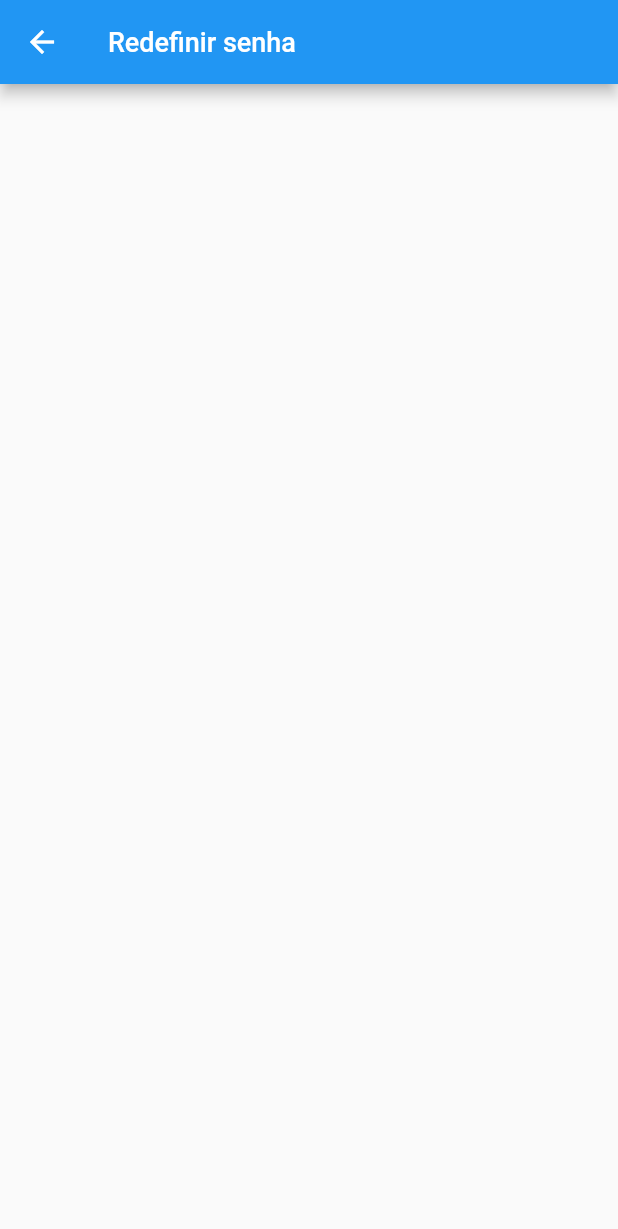
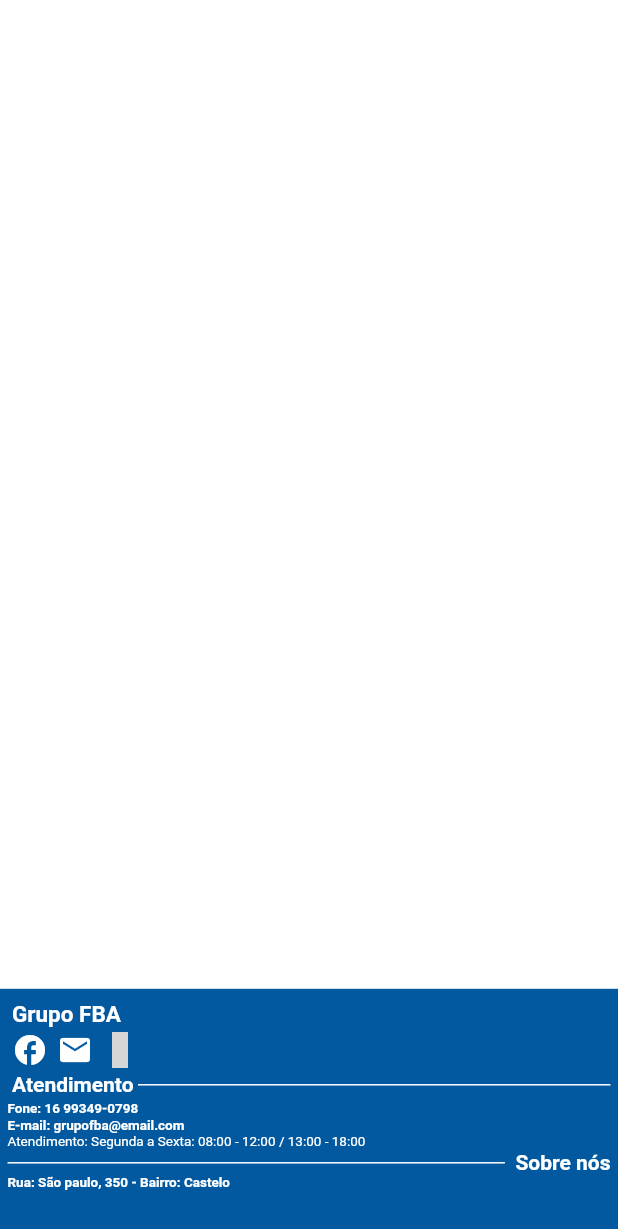
Before and after one commit to gut00/FlutterLoginScreen, a Flutter app: the ResetPassword screen opened directly, on a phone screen of 412 x 824 dp. Shown: the top 1229 px of the screen. Run offline on Flutter 3.47's test engine with Material 2 defaults, Android fonts, the phone set to English and light mode, and no system bars; our stand-ins replace animated_text_kit, get, mask_text_input_formatter, shared_preferences; accounts and stored records are empty; statements that could not run were skipped; grey boxes are pictures that could not be loaded.

Commit message:
Update_13_10

```diff
--- a/lib/src/auth/PasswordScreen.dart
+++ b/lib/src/auth/PasswordScreen.dart
@@ -6,12 +6,138 @@ class ResetPassword extends StatelessWidget {
 
   @override
   Widget build(BuildContext context) {
+    final size = MediaQuery.of(context).size;
+
     return Scaffold(
-      appBar: AppBar(
-        title: const Text(
-          "Redefinir senha",
-          style: TextStyle(fontSize: 18),
-        ),
+      backgroundColor: Colors.white,
+      body: Column(
+        children: [
+          Container(
+            height: size.height / 5 * 4,
+            width: size.width,
+            decoration: const BoxDecoration(
+              color: Colors.white,
+            ),
+          ),
+          Container(
+            padding: const EdgeInsets.all(5),
+            height: size.height / 5,
+            width: size.width,
+            decoration: const BoxDecoration(
+              color: Color.fromARGB(255, 2, 89, 160),
+            ),
+            child: Column(
+              crossAxisAlignment: CrossAxisAlignment.start,
+              children: [
+                const Padding(
+                  padding: EdgeInsets.all(3),
+                  child: Text(
+                    'Grupo FBA',
+                    style: TextStyle(
+                        fontSize: 15,
+                        color: Colors.white,
+                        fontWeight: FontWeight.w700),
+                  ),
+                ),
+                Row(
+                  children: [
+                    Padding(
+                      padding: const EdgeInsets.symmetric(horizontal: 3),
+                      child: InkWell(
+                        onTap: () {},
+                        child: const Icon(
+                          Icons.facebook,
+                          color: Colors.white,
+                        ),
+                      ),
+                    ),
+                    Padding(
+                      padding: const EdgeInsets.symmetric(horizontal: 3),
+                      child: InkWell(
+                        onTap: () {},
+                        child: const Icon(
+                          Icons.email,
+                          color: Colors.white,
+                        ),
+                      ),
+                    ),
+                    Padding(
+                      padding: const EdgeInsets.symmetric(horizontal: 3),
+                      child: InkWell(
+                        onTap: () {},
+                        child: const Icon(
+                          Icons.whatsapp,
+                          color: Colors.white,
+                        ),
+                      ),
+                    )
+                  ],
+                ),
+                Row(
+                  children: const [
+                    Padding(
+                      padding: EdgeInsets.all(3),
+                      child: Text(
+                        'Atendimento',
+                        style: TextStyle(
+                            color: Colors.white, fontWeight: FontWeight.bold),
+                      ),
+                    ),
+                    Expanded(
+                      child: Divider(
+                        color: Colors.white,
+                        thickness: 1,
+                      ),
+                    ),
+                  ],
+                ),
+                const Text(
+                  'Fone: 16 99349-0798',
+                  style: TextStyle(
+                      fontSize: 9,
+                      color: Colors.white,
+                      fontWeight: FontWeight.bold),
+                ),
+                const Text(
+                  'E-mail: grupofba@email.com',
+                  style: TextStyle(
+                      fontSize: 9,
+                      color: Colors.white,
+                      fontWeight: FontWeight.bold),
+                ),
+                const Text(
+                  'Atendimento: Segunda a Sexta: 08:00 - 12:00 / 13:00 - 18:00',
+                  style: TextStyle(fontSize: 9, color: Colors.white),
+                ),
+                Row(
+                  children: const [
+                    Expanded(
+                      child: Divider(
+                        color: Colors.white,
+                        thickness: 1,
+                      ),
+                    ),
+                    Padding(
+                      padding: EdgeInsets.only(left: 7),
+                      child: Text(
+                        'Sobre nós',
+                        style: TextStyle(
+                            color: Colors.white, fontWeight: FontWeight.bold),
+                      ),
+                    ),
+                  ],
+                ),
+                const Text(
+                  'Rua: São paulo, 350 - Bairro: Castelo',
+                  style: TextStyle(
+                      fontSize: 9,
+                      color: Colors.white,
+                      fontWeight: FontWeight.bold),
+                ),
+              ],
+            ),
+          ),
+        ],
       ),
     );
   }
--- a/pubspec.yaml
+++ b/pubspec.yaml
@@ -40,6 +40,8 @@ dependencies:
   mask_text_input_formatter: ^2.4.0
   get: ^4.6.5
   shared_preferences: ^2.0.15
+  icon: ^2.2.1
+
 
 dev_dependencies:
   flutter_test:
```
